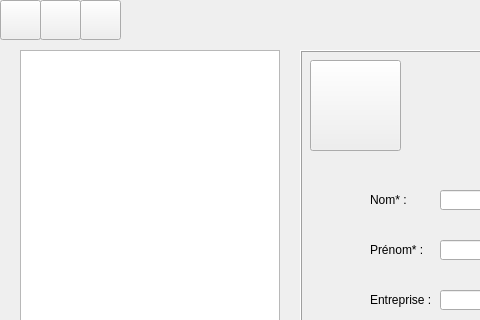
The window that CDAA-R/IHM/mainwindow.ui (samlach2222/ProjetCDAA-R) describes before a commit, drawn with Qt 5; both pictures show x 0 to 480 and y 0 to 320 of the 800 by 600 pixel window.
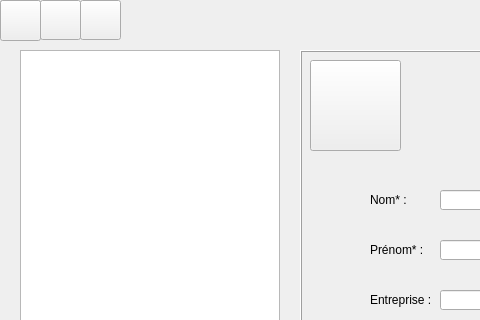
The same window after the commit.

Patch:
```diff
--- a/CDAA-R/IHM/mainwindow.ui
+++ b/CDAA-R/IHM/mainwindow.ui
@@ -325,6 +325,19 @@
      </property>
     </widget>
    </widget>
+   <widget class="QPushButton" name="FilterContactIndicator">
+    <property name="geometry">
+     <rect>
+      <x>0</x>
+      <y>0</y>
+      <width>41</width>
+      <height>41</height>
+     </rect>
+    </property>
+    <property name="text">
+     <string/>
+    </property>
+   </widget>
   </widget>
   <widget class="QMenuBar" name="menubar">
    <property name="geometry">
```
Left out of the diff: 19 changed lines with no effect on the pictures.
